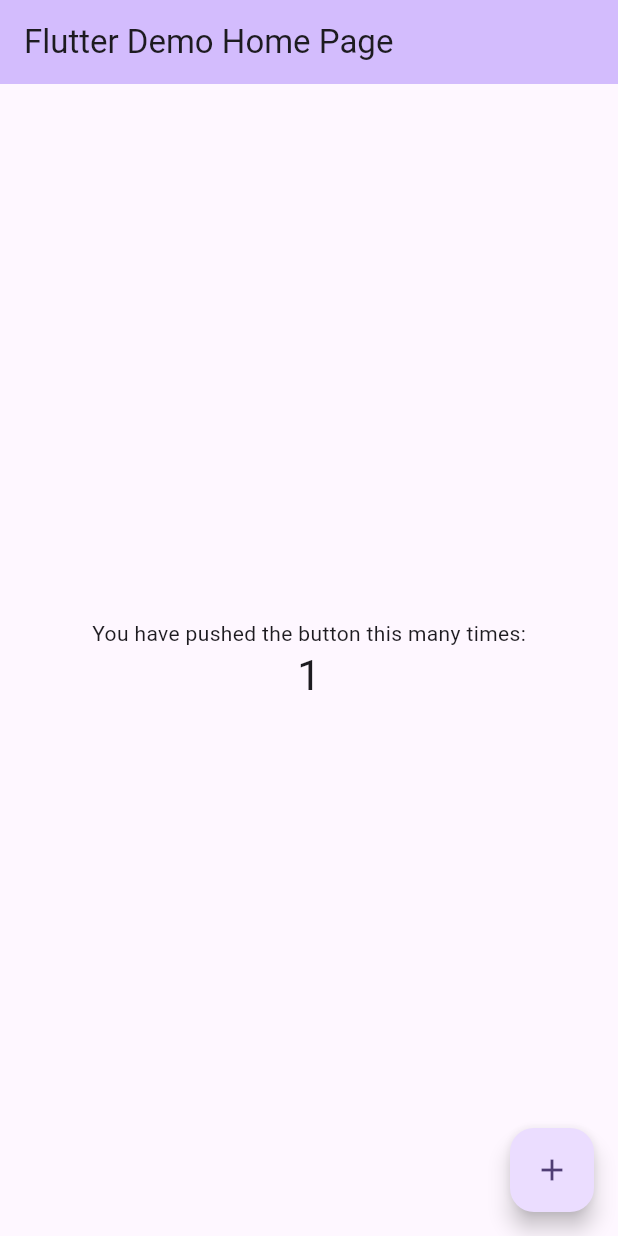
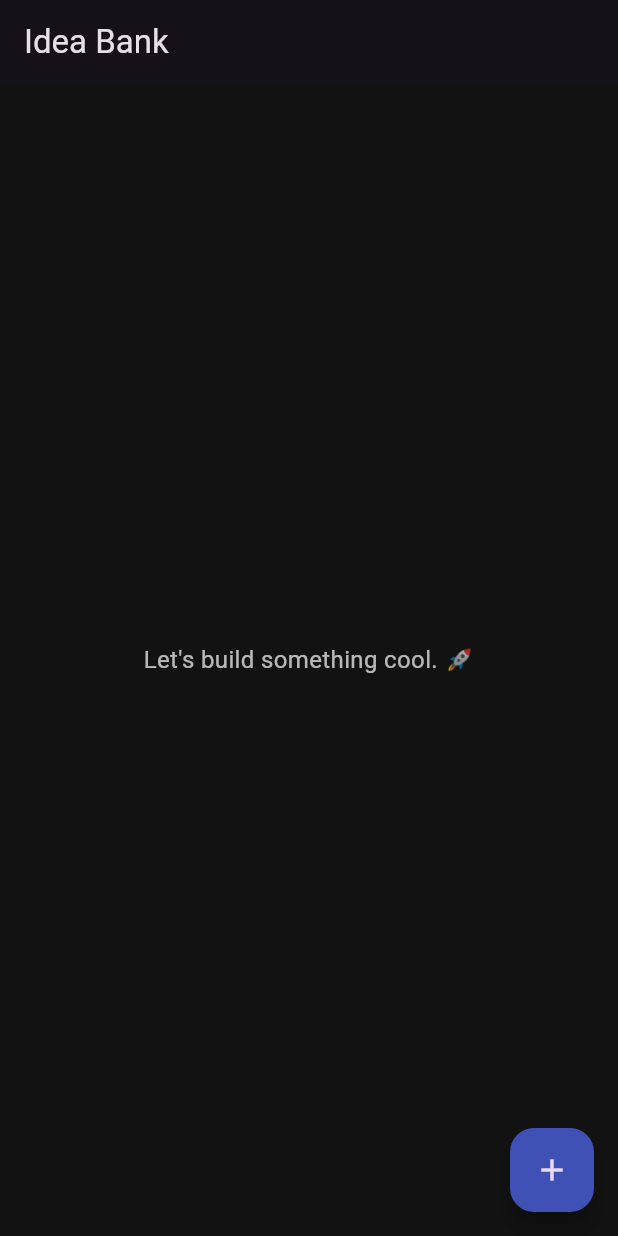
Before and after one commit to w0411725/idea-bank, a Flutter app: the screen it shows after launch, after a tap on the "add" icon, on a phone screen of 412 x 824 dp. Run offline on Flutter 3.47's test engine with Material 3 defaults, Android fonts, the phone set to English and light mode, and no system bars.

Commit message:
basic scaffolding

```diff
--- a/lib/main.dart
+++ b/lib/main.dart
@@ -1,133 +1,41 @@
 import 'package:flutter/material.dart';
-import 'package:supabase_flutter/supabase_flutter.dart';
-// import 'package:flutter_dotenv/flutter_dotenv.dart';
-// import 'dart:io';
+import 'theme/app_theme.dart';
 
-void main() async {
-  WidgetsFlutterBinding.ensureInitialized();
-
-  await Supabase.initialize(
-    url: 'https://goyrpuevsmetvfaqcejd.supabase.co',
-    anonKey: 'eyJhbGciOiJIUzI1NiIsInR5cCI6IkpXVCJ9.eyJpc3MiOiJzdXBhYmFzZSIsInJlZiI6ImdveXJwdWV2c21ldHZmYXFjZWpkIiwicm9sZSI6ImFub24iLCJpYXQiOjE3NDM3NjU1MDMsImV4cCI6MjA1OTM0MTUwM30._5rvv7Hwl54xJXjH-jWjPJKBWaYLI_GqBqBr55YfaAo',
-  );
-
-
-  runApp(MyApp());
+void main() {
+  runApp(const MyApp());
 }
 
 class MyApp extends StatelessWidget {
   const MyApp({super.key});
 
-  // This widget is the root of your application.
   @override
   Widget build(BuildContext context) {
     return MaterialApp(
-      title: 'Flutter Demo',
-      theme: ThemeData(
-        // This is the theme of your application.
-        //
-        // TRY THIS: Try running your application with "flutter run". You'll see
-        // the application has a purple toolbar. Then, without quitting the app,
-        // try changing the seedColor in the colorScheme below to Colors.green
-        // and then invoke "hot reload" (save your changes or press the "hot
-        // reload" button in a Flutter-supported IDE, or press "r" if you used
-        // the command line to start the app).
-        //
-        // Notice that the counter didn't reset back to zero; the application
-        // state is not lost during the reload. To reset the state, use hot
-        // restart instead.
-        //
-        // This works for code too, not just values: Most code changes can be
-        // tested with just a hot reload.
-        colorScheme: ColorScheme.fromSeed(seedColor: Colors.deepPurple),
-      ),
-      home: const MyHomePage(title: 'Flutter Demo Home Page'),
+      title: 'Idea Bank',
+      theme: AppTheme.dark,
+      home: const HomeScreen(),
     );
   }
 }
 
-class MyHomePage extends StatefulWidget {
-  const MyHomePage({super.key, required this.title});
-
-  // This widget is the home page of your application. It is stateful, meaning
-  // that it has a State object (defined below) that contains fields that affect
-  // how it looks.
-
-  // This class is the configuration for the state. It holds the values (in this
-  // case the title) provided by the parent (in this case the App widget) and
-  // used by the build method of the State. Fields in a Widget subclass are
-  // always marked "final".
-
-  final String title;
-
-  @override
-  State<MyHomePage> createState() => _MyHomePageState();
-}
-
-class _MyHomePageState extends State<MyHomePage> {
-  int _counter = 0;
-
-  void _incrementCounter() {
-    setState(() {
-      // This call to setState tells the Flutter framework that something has
-      // changed in this State, which causes it to rerun the build method below
-      // so that the display can reflect the updated values. If we changed
-      // _counter without calling setState(), then the build method would not be
-      // called again, and so nothing would appear to happen.
-      _counter++;
-    });
-  }
+class HomeScreen extends StatelessWidget {
+  const HomeScreen({super.key});
 
   @override
   Widget build(BuildContext context) {
-    // This method is rerun every time setState is called, for instance as done
-    // by the _incrementCounter method above.
-    //
-    // The Flutter framework has been optimized to make rerunning build methods
-    // fast, so that you can just rebuild anything that needs updating rather
-    // than having to individually change instances of widgets.
     return Scaffold(
       appBar: AppBar(
-        // TRY THIS: Try changing the color here to a specific color (to
-        // Colors.amber, perhaps?) and trigger a hot reload to see the AppBar
-        // change color while the other colors stay the same.
-        backgroundColor: Theme.of(context).colorScheme.inversePrimary,
-        // Here we take the value from the MyHomePage object that was created by
-        // the App.build method, and use it to set our appbar title.
-        title: Text(widget.title),
+        title: const Text('Idea Bank'),
       ),
-      body: Center(
-        // Center is a layout widget. It takes a single child and positions it
-        // in the middle of the parent.
-        child: Column(
-          // Column is also a layout widget. It takes a list of children and
-          // arranges them vertically. By default, it sizes itself to fit its
-          // children horizontally, and tries to be as tall as its parent.
-          //
-          // Column has various properties to control how it sizes itself and
-          // how it positions its children. Here we use mainAxisAlignment to
-          // center the children vertically; the main axis here is the vertical
-          // axis because Columns are vertical (the cross axis would be
-          // horizontal).
-          //
-          // TRY THIS: Invoke "debug painting" (choose the "Toggle Debug Paint"
-          // action in the IDE, or press "p" in the console), to see the
-          // wireframe for each widget.
-          mainAxisAlignment: MainAxisAlignment.center,
-          children: <Widget>[
-            const Text('You have pushed the button this many times:'),
-            Text(
-              '$_counter',
-              style: Theme.of(context).textTheme.headlineMedium,
-            ),
-          ],
-        ),
+      body: const Center(
+        child: Text('Let\'s build something cool. 🚀'),
       ),
       floatingActionButton: FloatingActionButton(
-        onPressed: _incrementCounter,
-        tooltip: 'Increment',
+        onPressed: () {
+          // We'll wire this up to "new idea" later
+        },
         child: const Icon(Icons.add),
-      ), // This trailing comma makes auto-formatting nicer for build methods.
+      ),
     );
   }
 }
--- /dev/null
+++ b/lib/models/idea.dart
@@ -0,0 +1,15 @@
+class Idea {
+  final String id;
+  final String title;
+  final String description;
+  final DateTime createdAt;
+  final List<String> tags;
+
+  Idea({
+    required this.id,
+    required this.title,
+    required this.description,
+    required this.createdAt,
+    required this.tags,
+  });
+}
--- /dev/null
+++ b/lib/theme/app_theme.dart
@@ -0,0 +1,18 @@
+import 'package:flutter/material.dart';
+
+class AppTheme {
+  static ThemeData get dark {
+    return ThemeData(
+      brightness: Brightness.dark,
+      primarySwatch: Colors.indigo,
+      scaffoldBackgroundColor: const Color(0xFF121212),
+      textTheme: const TextTheme(
+        headlineMedium: TextStyle(fontSize: 20, fontWeight: FontWeight.bold),
+        bodyMedium: TextStyle(fontSize: 16, color: Colors.white70),
+      ),
+      floatingActionButtonTheme: const FloatingActionButtonThemeData(
+        backgroundColor: Colors.indigo,
+      ),
+    );
+  }
+}
```
Also changed, not shown: lib/db/idea_database.dart (added), lib/routes.dart (added), lib/screens/home_screen.dart (added), lib/services/supabase_service.dart (added), lib/state/idea_provider.dart (added), lib/widgets/idea_card.dart (added).
